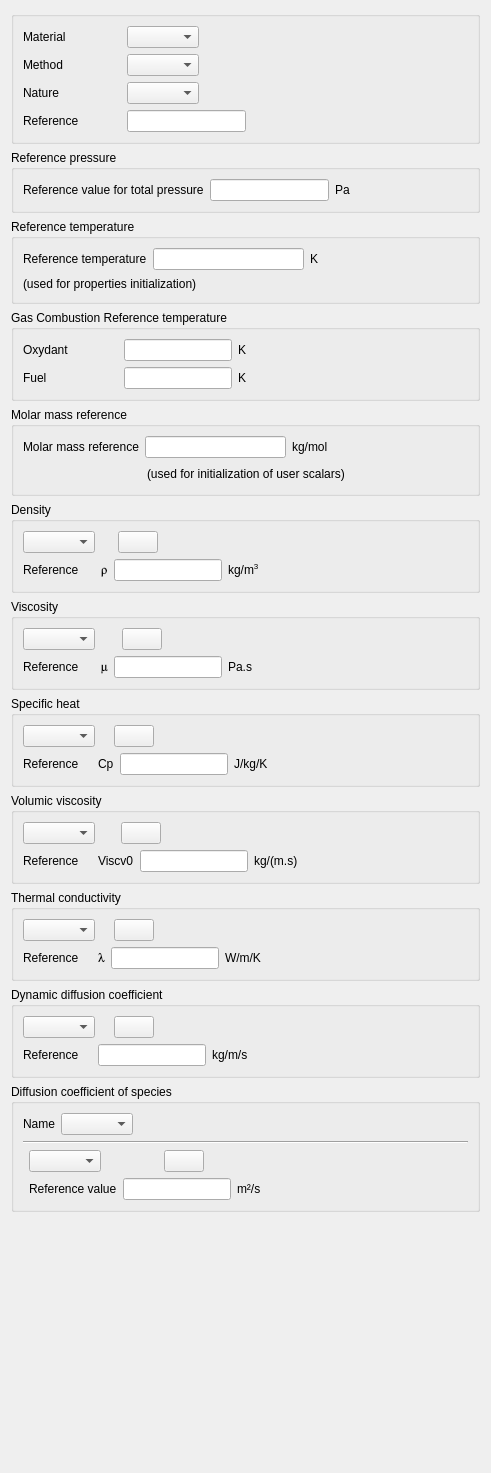
Qt form gui/Pages/FluidCharacteristicsForm.ui (code-saturne/code_saturne) before a commit.
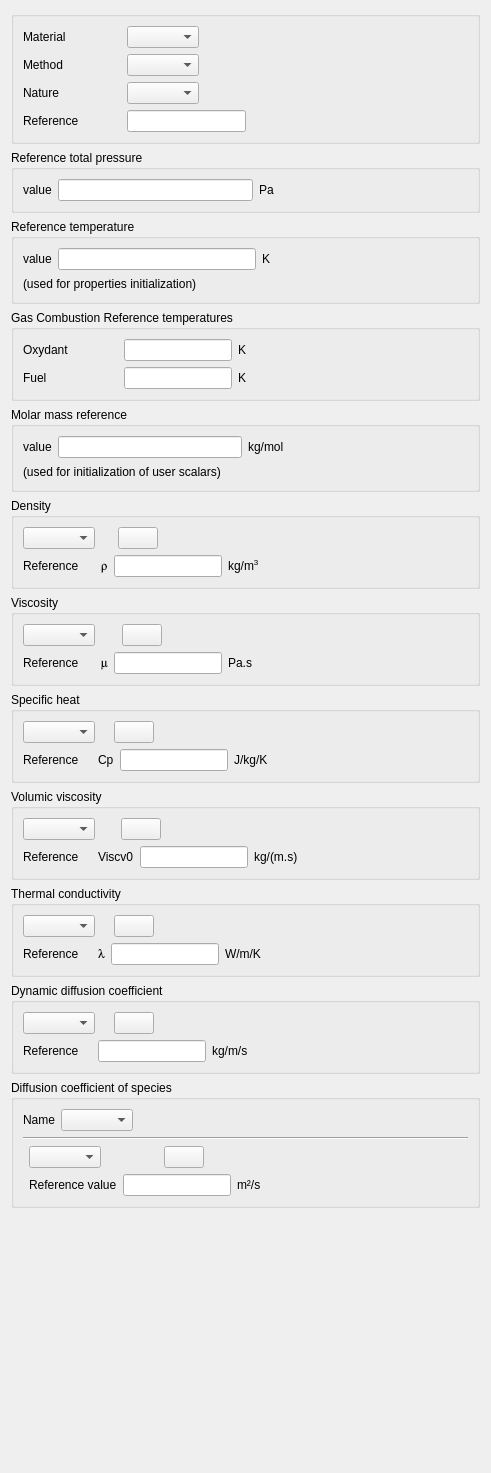
The same form after that commit. Icons and pictures are not drawn.

Commit message: Minor improvements to GUI reference values page.

The edit to the form file:
```diff
--- a/gui/Pages/FluidCharacteristicsForm.ui
+++ b/gui/Pages/FluidCharacteristicsForm.ui
@@ -184,7 +184,7 @@
       <string>&lt;html&gt;&lt;head/&gt;&lt;body&gt;&lt;p&gt;&lt;span style=&quot; font-size:9pt;&quot;&gt;Define the reference temperatures of the oxydant and the fuel in Kelvin in case of Gas combustion.&lt;/span&gt;&lt;/p&gt;&lt;p&gt;&lt;span style=&quot; font-size:9pt;&quot;&gt;(Code_Saturne key words: &lt;/span&gt;&lt;span style=&quot; font-size:9pt; font-weight:600;&quot;&gt;TINFUE&lt;/span&gt;&lt;span style=&quot; font-size:9pt;&quot;&gt;, &lt;/span&gt;&lt;span style=&quot; font-size:9pt; font-weight:600;&quot;&gt;TINOXY&lt;/span&gt;&lt;span style=&quot; font-size:9pt;&quot;&gt;)&lt;/span&gt;&lt;/p&gt;&lt;/body&gt;&lt;/html&gt;</string>
      </property>
      <property name="title">
-      <string>Gas Combustion Reference temperature</string>
+      <string>Gas Combustion Reference temperatures</string>
      </property>
      <layout class="QGridLayout" name="gridLayout_4">
       <item row="0" column="1">
@@ -1538,7 +1538,7 @@
       <string>&lt;html&gt;&lt;head/&gt;&lt;body&gt;&lt;p&gt;&lt;span style=&quot; font-size:9pt;&quot;&gt;Define the reference pressure in Pascals. &lt;/span&gt;&lt;span style=&quot; font-size:9pt; font-weight:600;&quot;&gt;p0&lt;/span&gt;&lt;span style=&quot; font-size:9pt;&quot;&gt; is the reference pressure for the total pressure. Except with the compressible module, the total pressure P is evaluated from the reduced pressure &lt;/span&gt;&lt;span style=&quot; font-size:9pt; font-weight:600;&quot;&gt;P*&lt;/span&gt;&lt;span style=&quot; font-size:9pt;&quot;&gt; so that &lt;/span&gt;&lt;span style=&quot; font-size:9pt; font-weight:600;&quot;&gt;P&lt;/span&gt;&lt;span style=&quot; font-size:9pt;&quot;&gt; is equal to &lt;/span&gt;&lt;span style=&quot; font-size:9pt; font-weight:600;&quot;&gt;p0&lt;/span&gt;&lt;span style=&quot; font-size:9pt;&quot;&gt; at the reference position &lt;/span&gt;&lt;span style=&quot; font-size:9pt; font-weight:600;&quot;&gt;x0&lt;/span&gt;&lt;span style=&quot; font-size:9pt;&quot;&gt; (given by &lt;/span&gt;&lt;span style=&quot; font-size:9pt; font-weight:600;&quot;&gt;xyzp0&lt;/span&gt;&lt;span style=&quot; font-size:9pt;&quot;&gt;).&lt;/span&gt;&lt;/p&gt;&lt;p&gt;&lt;span style=&quot; font-size:9pt;&quot;&gt;(Code_Saturne key word: &lt;/span&gt;&lt;span style=&quot; font-size:9pt; font-weight:600;&quot;&gt;P0&lt;/span&gt;&lt;span style=&quot; font-size:9pt;&quot;&gt;)&lt;/span&gt;&lt;/p&gt;&lt;/body&gt;&lt;/html&gt;</string>
      </property>
      <property name="title">
-      <string>Reference pressure</string>
+      <string>Reference total pressure</string>
      </property>
      <layout class="QGridLayout" name="_7">
       <item row="0" column="0">
@@ -1549,7 +1549,7 @@
            <string>&lt;html&gt;&lt;head/&gt;&lt;body&gt;&lt;p&gt;&lt;span style=&quot; font-size:9pt;&quot;&gt;Define the reference pressure in Pascals. &lt;/span&gt;&lt;span style=&quot; font-size:9pt; font-weight:600;&quot;&gt;p0&lt;/span&gt;&lt;span style=&quot; font-size:9pt;&quot;&gt; is the reference pressure for the total pressure. Except with the compressible module, the total pressure P is evaluated from the reduced pressure &lt;/span&gt;&lt;span style=&quot; font-size:9pt; font-weight:600;&quot;&gt;P*&lt;/span&gt;&lt;span style=&quot; font-size:9pt;&quot;&gt; so that &lt;/span&gt;&lt;span style=&quot; font-size:9pt; font-weight:600;&quot;&gt;P&lt;/span&gt;&lt;span style=&quot; font-size:9pt;&quot;&gt; is equal to &lt;/span&gt;&lt;span style=&quot; font-size:9pt; font-weight:600;&quot;&gt;p0&lt;/span&gt;&lt;span style=&quot; font-size:9pt;&quot;&gt; at the reference position &lt;/span&gt;&lt;span style=&quot; font-size:9pt; font-weight:600;&quot;&gt;x0&lt;/span&gt;&lt;span style=&quot; font-size:9pt;&quot;&gt; (given by &lt;/span&gt;&lt;span style=&quot; font-size:9pt; font-weight:600;&quot;&gt;xyzp0&lt;/span&gt;&lt;span style=&quot; font-size:9pt;&quot;&gt;).&lt;/span&gt;&lt;/p&gt;&lt;p&gt;&lt;span style=&quot; font-size:9pt;&quot;&gt;(Code_Saturne key word: &lt;/span&gt;&lt;span style=&quot; font-size:9pt; font-weight:600;&quot;&gt;P0&lt;/span&gt;&lt;span style=&quot; font-size:9pt;&quot;&gt;)&lt;/span&gt;&lt;/p&gt;&lt;/body&gt;&lt;/html&gt;</string>
           </property>
           <property name="text">
-           <string>Reference value for total pressure</string>
+           <string>value</string>
           </property>
          </widget>
         </item>
@@ -1605,7 +1605,7 @@
            <string>&lt;html&gt;&lt;head/&gt;&lt;body&gt;&lt;p&gt;&lt;span style=&quot; font-size:9pt;&quot;&gt;Define the reference temperature in Kelvin. For the combustion, electric model and compressible modules, defining this temprature is compulsory (initialization) and must be greather than 0.&lt;/span&gt;&lt;/p&gt;&lt;p&gt;&lt;span style=&quot; font-size:9pt;&quot;&gt;(Code_Saturne key word: &lt;/span&gt;&lt;span style=&quot; font-size:9pt; font-weight:600;&quot;&gt;T0&lt;/span&gt;&lt;span style=&quot; font-size:9pt;&quot;&gt;)&lt;/span&gt;&lt;/p&gt;&lt;/body&gt;&lt;/html&gt;</string>
           </property>
           <property name="text">
-           <string>Reference temperature</string>
+           <string>value</string>
           </property>
          </widget>
         </item>
@@ -1688,7 +1688,7 @@
            <string>&lt;html&gt;&lt;head/&gt;&lt;body&gt;&lt;p&gt;&lt;span style=&quot; font-size:9pt;&quot;&gt;Define the reference molar mass in kg/mol for compressible flows.&lt;/span&gt;&lt;/p&gt;&lt;p&gt;&lt;span style=&quot; font-size:9pt;&quot;&gt;(Code_Saturne key word: &lt;/span&gt;&lt;span style=&quot; font-size:9pt; font-weight:600;&quot;&gt;XMASMR&lt;/span&gt;&lt;span style=&quot; font-size:9pt;&quot;&gt;)&lt;/span&gt;&lt;/p&gt;&lt;/body&gt;&lt;/html&gt;</string>
           </property>
           <property name="text">
-           <string>Molar mass reference</string>
+           <string>value</string>
           </property>
          </widget>
         </item>
@@ -1726,19 +1726,6 @@
       </item>
       <item row="1" column="0">
        <layout class="QHBoxLayout" name="_14">
-        <item>
-         <spacer>
-          <property name="orientation">
-           <enum>Qt::Horizontal</enum>
-          </property>
-          <property name="sizeHint" stdset="0">
-           <size>
-            <width>20</width>
-            <height>20</height>
-           </size>
-          </property>
-         </spacer>
-        </item>
         <item>
          <widget class="QLabel" name="labelInfoMassMolar">
           <property name="toolTip">
```
